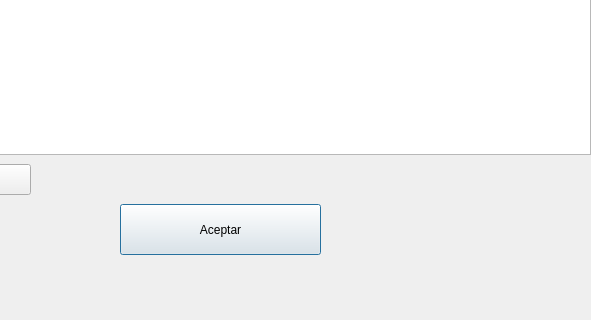
Before: the Qt Designer form interfaces/ventanas_produccion/Ingreso_datos_produccion.ui in EscuelaProyectosPOO/simulacion, drawn with Qt 5; both pictures show x 170 to 761 and y 286 to 606 of the 1006 by 606 pixel window.
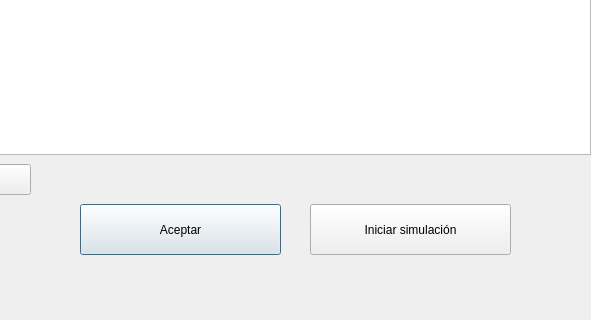
After: the same form once the commit is applied.

Commit message: cambios en produccion, personal agregado

Patch:
```diff
--- a/interfaces/ventanas_produccion/Ingreso_datos_produccion.ui
+++ b/interfaces/ventanas_produccion/Ingreso_datos_produccion.ui
@@ -202,7 +202,7 @@
   <widget class="QPushButton" name="Guardar">
    <property name="geometry">
     <rect>
-     <x>290</x>
+     <x>250</x>
      <y>490</y>
      <width>201</width>
      <height>51</height>
@@ -318,6 +318,19 @@
     <string>Guardar datos simulacion actual</string>
    </property>
   </widget>
+  <widget class="QPushButton" name="btniniciar">
+   <property name="geometry">
+    <rect>
+     <x>480</x>
+     <y>490</y>
+     <width>201</width>
+     <height>51</height>
+    </rect>
+   </property>
+   <property name="text">
+    <string>Iniciar simulación</string>
+   </property>
+  </widget>
  </widget>
  <resources/>
  <connections/>
```
Left out of the diff: 4 changed lines with no effect on the pictures. The commit also changes 12 other files.
